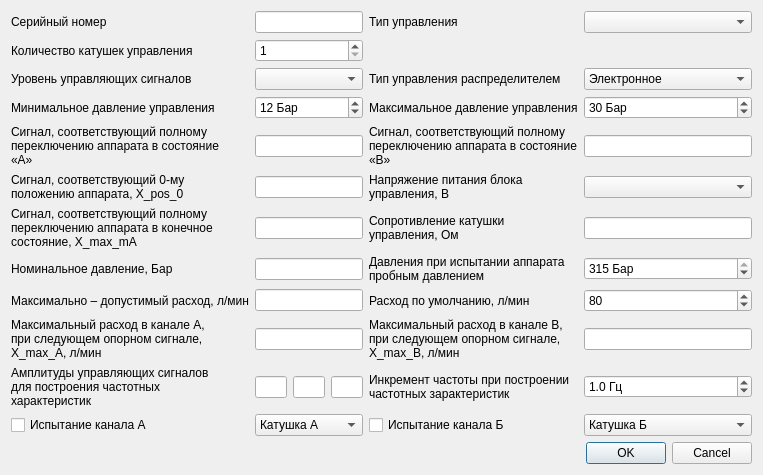
Before: the Qt Designer form servo_title_info.ui in firef0xff/SSHGS01, drawn with Qt 5.
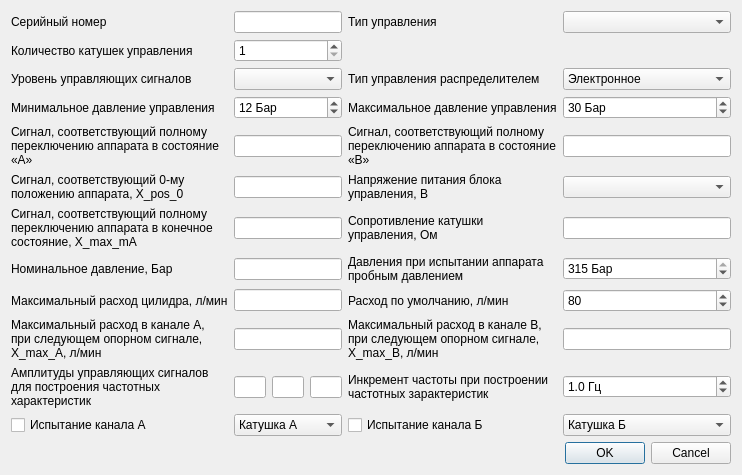
After: the same form once the commit is applied.

```diff
--- a/servo_title_info.ui
+++ b/servo_title_info.ui
@@ -7,7 +7,7 @@
     <x>0</x>
     <y>0</y>
     <width>898</width>
-    <height>558</height>
+    <height>624</height>
    </rect>
   </property>
   <property name="windowTitle">
@@ -128,7 +128,7 @@
      <item row="8" column="0">
       <widget class="QLabel" name="l_max_expenditure">
        <property name="text">
-        <string>Максимально – допустимый расход, л/мин</string>
+        <string>Максимальный расход цилидра, л/мин</string>
        </property>
       </widget>
      </item>
```
